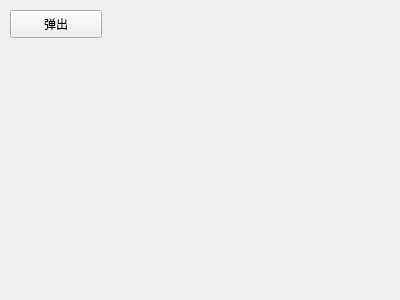
Old version of the form screenwidget/frmscreenwidget.ui in the repository feiyangqingyun/QWidgetDemo.
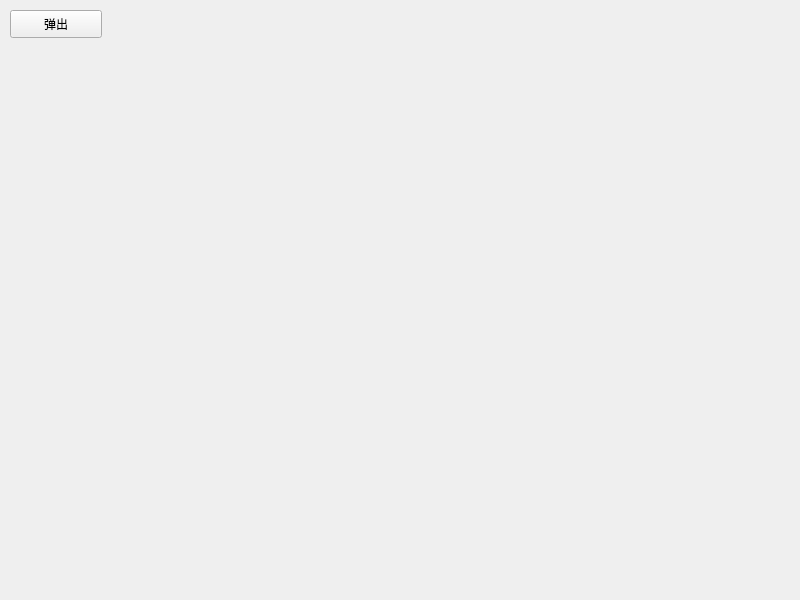
New version of the form.

```diff
--- a/screenwidget/frmscreenwidget.ui
+++ b/screenwidget/frmscreenwidget.ui
@@ -6,8 +6,8 @@
    <rect>
     <x>0</x>
     <y>0</y>
-    <width>400</width>
-    <height>300</height>
+    <width>800</width>
+    <height>600</height>
    </rect>
   </property>
   <property name="windowTitle">
```
